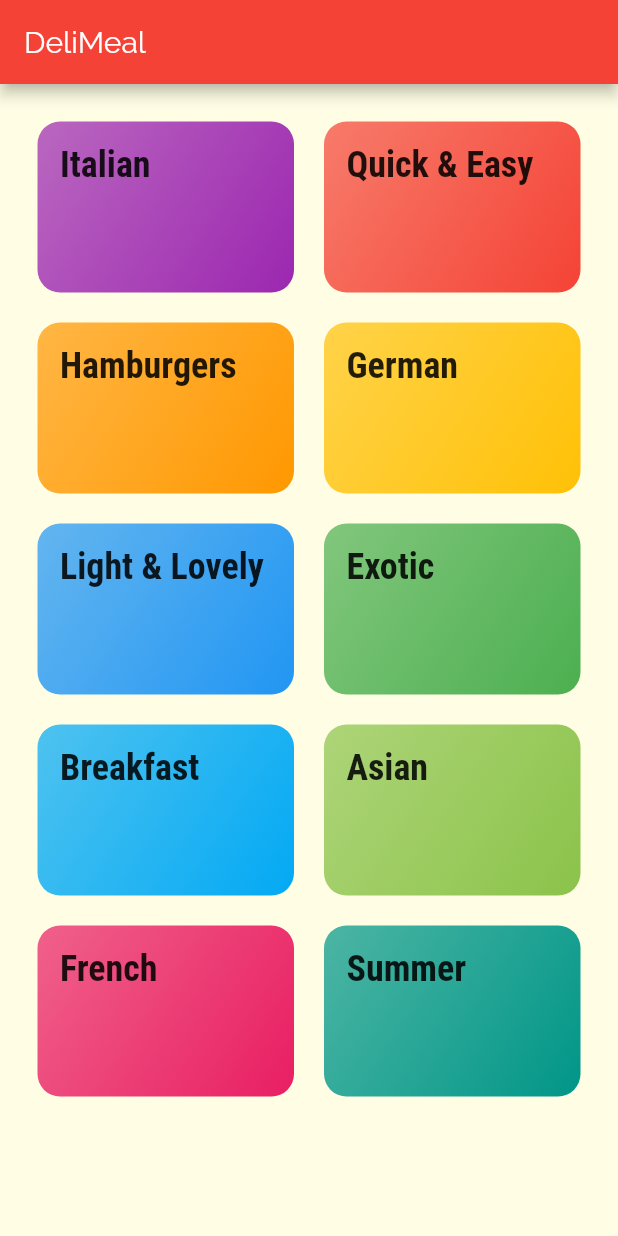
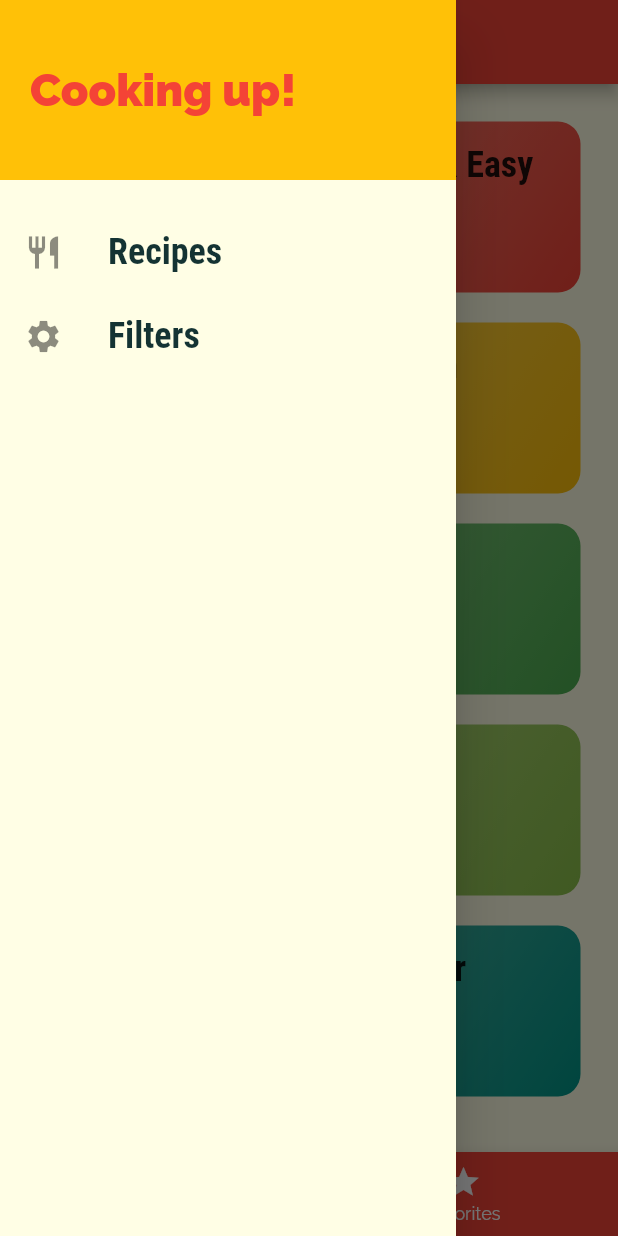
Before and after one commit to mulvaneya7/FlutterRecipeApp, a Flutter app: the screen it shows after launch, with the side drawer open (before the commit the screen has no drawer), on a phone screen of 412 x 824 dp. Run offline on Flutter 3.47's test engine with Material 2 defaults, Android fonts, the phone set to English and light mode, and no system bars.

Commit message:
Added Navigation features: bottom tab bar, side drawer, styling

```diff
--- a/lib/main.dart
+++ b/lib/main.dart
@@ -1,6 +1,10 @@
 import 'package:flutter/material.dart';
+
+import './screens/filters_screen.dart';
+import './screens/tabs_screen.dart';
 import './screens/category_meals_screen.dart';
 import './screens/categories_screen.dart';
+import './screens/recipe_detail_screen.dart';
 
 void main() => runApp(MyApp());
 
@@ -11,7 +15,7 @@ class MyApp extends StatelessWidget {
       title: 'DeliMeals',
       theme: ThemeData(
         primarySwatch: Colors.red,
-        accentColor: Colors.blueGrey,
+        accentColor: Colors.amber,
         canvasColor: Color.fromRGBO(255, 254, 229, 1),
         fontFamily: 'Raleway',
         textTheme: ThemeData.light().textTheme.copyWith(
@@ -30,8 +34,17 @@ class MyApp extends StatelessWidget {
       ),
       //home: CategoriesScreen(),
       routes: {
-        '/': (ctx) => CategoriesScreen(),
+        '/': (ctx) => TabsScreen(),
         CategoryMealsScreen.routeName: (ctx) => CategoryMealsScreen(),
+        RecipeDetailScreen.routeName: (ctx) => RecipeDetailScreen(),
+        FiltersScreen.routeName: (ctx) => FiltersScreen(),
+      },
+      onGenerateRoute: (settings) {
+        print(settings.arguments);
+        // return MaterialPageRoute(builder: (ctx) => CategoriesScreen());
+      },
+      onUnknownRoute: (settings) {
+        return MaterialPageRoute(builder: (ctx) => CategoriesScreen());
       },
     );
   }
--- a/lib/screens/categories_screen.dart
+++ b/lib/screens/categories_screen.dart
@@ -6,11 +6,7 @@ import '../widgets/category_item.dart';
 class CategoriesScreen extends StatelessWidget {
   @override
   Widget build(BuildContext context) {
-    return Scaffold(
-      appBar: AppBar(
-        title: const Text('DeliMeal'),
-      ),
-      body: GridView(
+    return GridView(
         padding: const EdgeInsets.all(25),
         children: DUMMY_CATEGORIES
             .map(
@@ -27,7 +23,6 @@ class CategoriesScreen extends StatelessWidget {
           crossAxisSpacing: 20,
           mainAxisSpacing: 20,
         ),
-      ),
     );
   }
 }
--- a/lib/screens/category_meals_screen.dart
+++ b/lib/screens/category_meals_screen.dart
@@ -28,6 +28,7 @@ class CategoryMealsScreen extends StatelessWidget {
       body: ListView.builder(
         itemBuilder: (ctx, index) {
           return RecipeItem(
+            id: categoryRecipes[index].id,
             title: categoryRecipes[index].title,
             imageUrl: categoryRecipes[index].imageUrl,
             duration: categoryRecipes[index].duration,
--- /dev/null
+++ b/lib/screens/filters_screen.dart
@@ -0,0 +1,14 @@
+import 'package:flutter/material.dart';
+
+class FiltersScreen extends StatelessWidget {
+  static const routeName = '/filters';
+
+  @override
+  Widget build(BuildContext context) {
+    return Center(
+      child: Text(
+        'Filters',
+      ),
+    );
+  }
+}
--- /dev/null
+++ b/lib/screens/tabs_screen.dart
@@ -0,0 +1,64 @@
+import 'package:flutter/material.dart';
+
+
+import '../widgets/main_drawer.dart';
+import './favorites_screen.dart';
+import './categories_screen.dart';
+
+class TabsScreen extends StatefulWidget {
+  @override
+  _TabsScreenState createState() => _TabsScreenState();
+}
+
+class _TabsScreenState extends State<TabsScreen> {
+  final List<Map<String, Object>> _pages = [
+    {
+      'page': CategoriesScreen(),
+      'title': 'Categories',
+    },
+    {
+      'page': FavoritesScreen(),
+      'title': 'Your Favorites',
+    },
+  ];
+
+  int _selectedPageIndex = 0;
+
+  void _selectPage(int index) {
+    setState(() {
+      _selectedPageIndex = index;
+    });
+  }
+
+  @override
+  Widget build(BuildContext context) {
+    return Scaffold(
+      appBar: AppBar(
+        title: Text(
+          _pages[_selectedPageIndex]['title'],
+        ),
+      ),
+      drawer: MainDrawer(),
+      body: _pages[_selectedPageIndex]['page'],
+      bottomNavigationBar: BottomNavigationBar(
+        onTap: _selectPage,
+        backgroundColor: Theme.of(context).primaryColor,
+        unselectedItemColor: Colors.white,
+        selectedItemColor: Theme.of(context).accentColor,
+        currentIndex: _selectedPageIndex,
+        items: [
+          BottomNavigationBarItem(
+            backgroundColor: Theme.of(context).primaryColor,
+            icon: Icon(Icons.category),
+            title: Text('Categories'),
+          ),
+          BottomNavigationBarItem(
+            backgroundColor: Theme.of(context).primaryColor,
+            icon: Icon(Icons.star),
+            title: Text('Favorites'),
+          ),
+        ],
+      ),
+    );
+  }
+}
--- /dev/null
+++ b/lib/widgets/main_drawer.dart
@@ -0,0 +1,65 @@
+import 'package:flutter/material.dart';
+
+import '../screens/filters_screen.dart';
+
+class MainDrawer extends StatelessWidget {
+  Widget buildListTile(String title, IconData icon, Function tapHandler) {
+    return ListTile(
+      leading: Icon(
+        icon,
+        size: 26,
+      ),
+      title: Text(
+        title,
+        style: TextStyle(
+          fontFamily: 'RobotoCondensed',
+          fontSize: 24,
+          fontWeight: FontWeight.bold,
+        ),
+      ),
+      onTap: tapHandler,
+    );
+  }
+
+  @override
+  Widget build(BuildContext context) {
+    return Drawer(
+      child: Column(
+        children: <Widget>[
+          Container(
+            height: 120,
+            width: double.infinity,
+            padding: EdgeInsets.all(20),
+            alignment: Alignment.centerLeft,
+            color: Theme.of(context).accentColor,
+            child: Text(
+              'Cooking up!',
+              style: TextStyle(
+                fontWeight: FontWeight.w900,
+                fontSize: 30,
+                color: Theme.of(context).primaryColor,
+              ),
+            ),
+          ),
+          SizedBox(
+            height: 20,
+          ),
+          buildListTile(
+            'Recipes',
+            Icons.restaurant,
+            () {
+              Navigator.of(context).pushNamed('/');
+            }
+          ),
+          buildListTile(
+            'Filters',
+            Icons.settings,
+            () {
+              Navigator.of(context).pushNamed(FiltersScreen.routeName);
+            }
+          ),
+        ],
+      ),
+    );
+  }
+}
```
Also changed, not shown: lib/screens/favorites_screen.dart (added, +10 -0 lines), lib/screens/recipe_detail_screen.dart (added, +98 -0 lines), lib/widgets/recipe_item.dart (+10 -2 lines).
